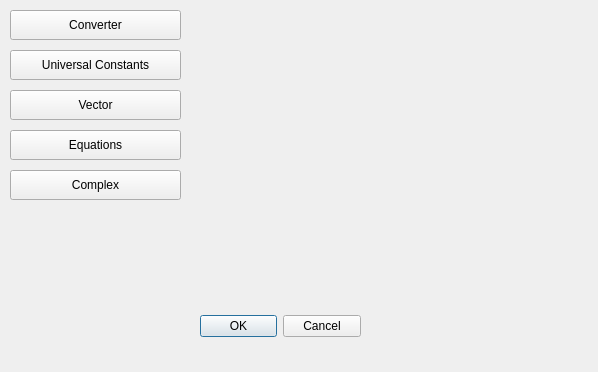
dahalsharad/Scientific_Calculator, file special.ui: the form before one commit.
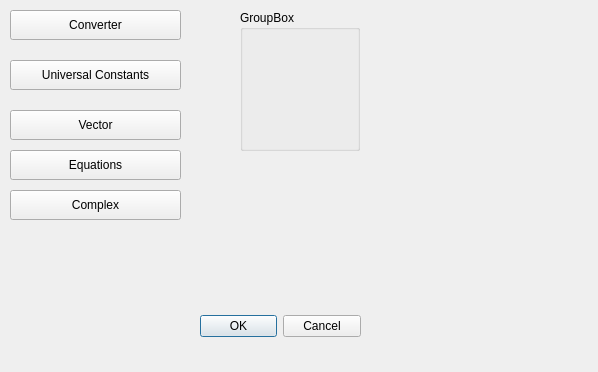
The form after the commit.

Diff of the .ui file:
```diff
--- a/special.ui
+++ b/special.ui
@@ -46,7 +46,7 @@
    <property name="geometry">
     <rect>
      <x>10</x>
-     <y>170</y>
+     <y>190</y>
      <width>171</width>
      <height>30</height>
     </rect>
@@ -59,7 +59,7 @@
    <property name="geometry">
     <rect>
      <x>10</x>
-     <y>130</y>
+     <y>150</y>
      <width>171</width>
      <height>30</height>
     </rect>
@@ -72,7 +72,7 @@
    <property name="geometry">
     <rect>
      <x>10</x>
-     <y>90</y>
+     <y>110</y>
      <width>171</width>
      <height>30</height>
     </rect>
@@ -85,7 +85,7 @@
    <property name="geometry">
     <rect>
      <x>10</x>
-     <y>50</y>
+     <y>60</y>
      <width>171</width>
      <height>30</height>
     </rect>
@@ -94,6 +94,19 @@
     <string>Universal Constants</string>
    </property>
   </widget>
+  <widget class="QGroupBox" name="groupBox">
+   <property name="geometry">
+    <rect>
+     <x>240</x>
+     <y>10</y>
+     <width>120</width>
+     <height>141</height>
+    </rect>
+   </property>
+   <property name="title">
+    <string>GroupBox</string>
+   </property>
+  </widget>
  </widget>
  <resources/>
  <connections>
```
